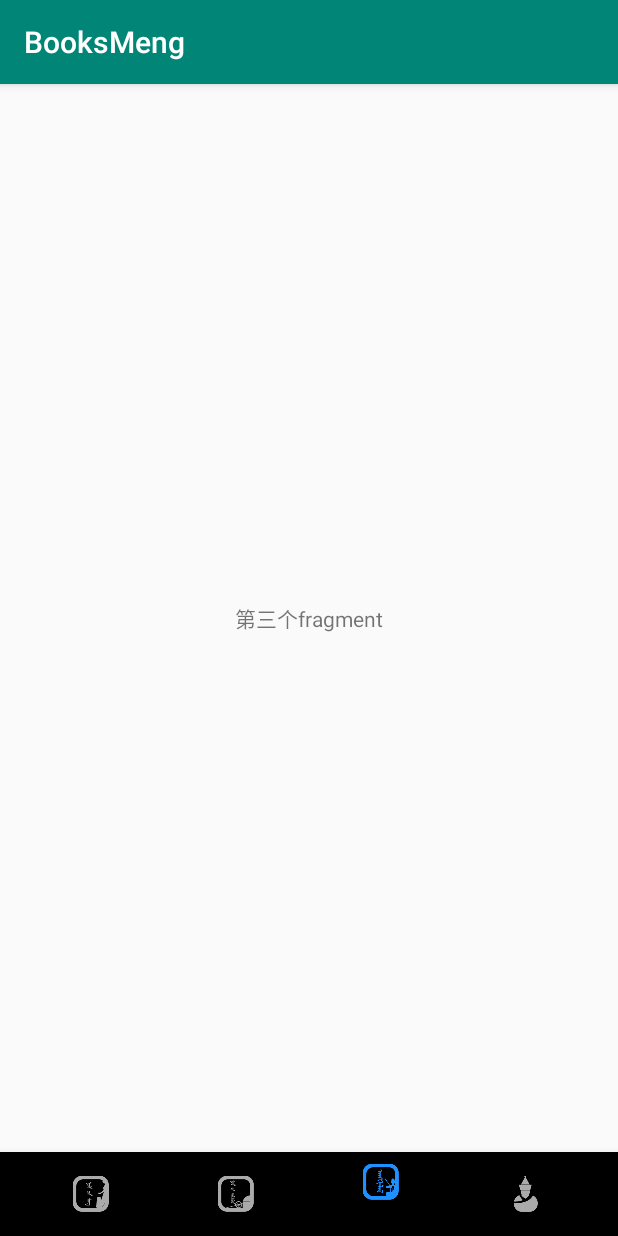
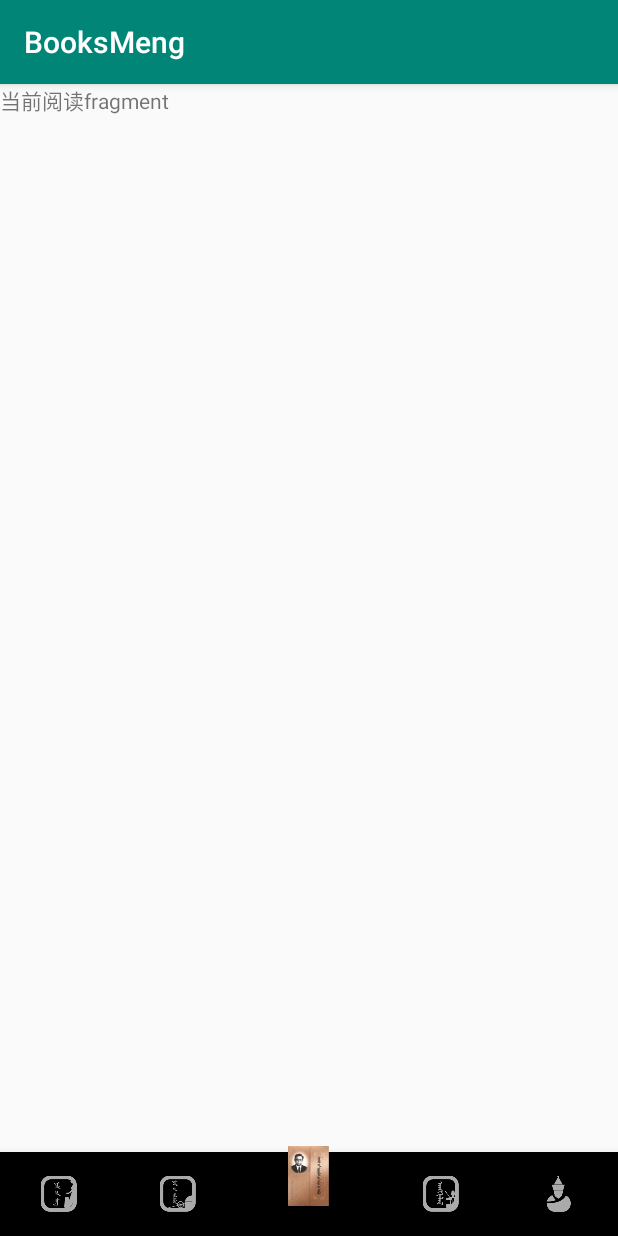
Before and after one commit to cosmoszz/BooksMeng, an Android app: the screen it shows after launch (BottomNavigationActivty), item 3 of the bottom bar chosen, on a phone screen of 412 x 824 dp. Run offline under Robolectric (Android 15) with nearby library versions, the phone set to English and light mode, and no system bars; our stand-ins replace ButterKnife; plain views replace PercentRelativeLayout.

Commit message:
中间凸起的完成

```diff
--- a/app/src/main/java/com/example/administrator/booksmeng/MainActivity.java
+++ b/app/src/main/java/com/example/administrator/booksmeng/MainActivity.java
@@ -3,6 +3,8 @@ package com.example.administrator.booksmeng;
 import android.content.Intent;
 import android.support.v7.app.AppCompatActivity;
 import android.os.Bundle;
+import android.view.View;
+
 
 import menu.BottomNavigationActivty;
 
@@ -14,8 +16,9 @@ public class MainActivity extends AppCompatActivity {
         setContentView(R.layout.activity_main);
         // add by  zhaozhen 20190330  启动其他页面
         Intent intent=new Intent();
-        intent.setClass(MainActivity.this,BottomNavigationActivty.class);
+        intent.setClass(MainActivity.this, BottomNavigationActivty.class);
         startActivity(intent);
 
     }
+
 }
--- a/app/src/main/java/menu/BottomNavigationActivty.java
+++ b/app/src/main/java/menu/BottomNavigationActivty.java
@@ -5,14 +5,21 @@ import android.content.Context;
 import android.os.Bundle;
 import android.support.annotation.NonNull;
 import android.support.annotation.Nullable;
+import android.support.design.internal.BottomNavigationItemView;
 import android.support.design.widget.BottomNavigationView;
 import android.support.v4.app.Fragment;
+import android.support.v4.app.FragmentTransaction;
 import android.support.v4.view.ViewPager;
 import android.support.v7.app.AppCompatActivity;
 import android.util.AttributeSet;
+import android.util.Log;
+import android.view.Menu;
 import android.view.MenuItem;
 import android.view.MotionEvent;
 import android.view.View;
+import android.widget.ImageView;
+import android.widget.TextView;
+import android.widget.Toast;
 
 import com.example.administrator.booksmeng.R;
 
@@ -21,11 +28,12 @@ import java.util.List;
 
 import butterknife.BindView;
 import butterknife.ButterKnife;
+import butterknife.OnClick;
 import butterknife.Unbinder;
 
 public class BottomNavigationActivty extends AppCompatActivity
         implements BottomNavigationView.OnNavigationItemSelectedListener,
-        ViewPager.OnPageChangeListener,ViewPager.OnTouchListener {
+        ViewPager.OnPageChangeListener,ViewPager.OnTouchListener ,ViewPager.OnClickListener {
 
     @BindView(R.id.widgetNavigationView)
     BottomNavigationView bottomNavigationView;
@@ -33,12 +41,18 @@ public class BottomNavigationActivty extends AppCompatActivity
     @BindView(R.id.viewPager)
     ViewPager viewPager;
 
+    @BindView(R.id.ma_iv_index)
+    ImageView imageView;
+
     Fragment_classify fragment_classify;
     Fragment_home fragment_home;
     Fragment_library fragment_library;
     Fragment_store fragment_store;
+    Fragment_current fragment_current;
 
     List<Fragment> fragmentList;
+    private Fragment fragment_now = null;
+    private int pos=-1;
 
     Unbinder unbinder;
 
@@ -52,6 +66,10 @@ public class BottomNavigationActivty extends AppCompatActivity
         setContentView(R.layout.main);
         unbinder=ButterKnife.bind(this);
         this.init();
+
+        imageView=this.findViewById(R.id.ma_iv_index);
+        imageView.setOnClickListener(this);
+
     }
 
     @SuppressLint("NewApi")
@@ -62,6 +80,8 @@ public class BottomNavigationActivty extends AppCompatActivity
         fragment_home=new Fragment_home();
         fragment_library=new Fragment_library();
         fragment_store=new Fragment_store();
+        fragment_current=new Fragment_current();
+
         if(!fragmentList.contains(fragment_classify))
         {
             fragmentList.add(fragment_classify);
@@ -70,6 +90,7 @@ public class BottomNavigationActivty extends AppCompatActivity
         {
             fragmentList.add(fragment_home);
         }
+
         if(!fragmentList.contains(fragment_library))
         {
             fragmentList.add(fragment_library);
@@ -78,6 +99,13 @@ public class BottomNavigationActivty extends AppCompatActivity
         {
             fragmentList.add(fragment_store);
         }
+        if(!fragmentList.contains(fragment_current))
+        {
+            fragmentList.add(fragment_current);
+        }
+
+        //imageview
+         //imageView.setOnClickListener((View.OnClickListener) this);
 
         //为界面layout 添加监听
         bottomNavigationView.setOnNavigationItemSelectedListener(this);
@@ -88,12 +116,14 @@ public class BottomNavigationActivty extends AppCompatActivity
 
         bottomNavigationAdapter=new BottomNavigationAdapter(getSupportFragmentManager(),fragmentList);
         viewPager.setAdapter(bottomNavigationAdapter);
-        viewPager.addOnPageChangeListener(this);
+        viewPager.addOnPageChangeListener((ViewPager.OnPageChangeListener)this);
 
 
         // 如果想禁止滑动，可以把下面的代码取消注释
 //        viewPager.setOnTouchListener(this);
     }
+
+
 
     @Override
     protected void onDestroy() {
@@ -107,15 +137,25 @@ public class BottomNavigationActivty extends AppCompatActivity
         switch (menuItem.getItemId()){
             case  R.id.item_1:
                 viewPager.setCurrentItem(0);
+                pos=0;
                 break;
             case  R.id.item_2:
                 viewPager.setCurrentItem(1);
+                pos=1;
                 break;
             case  R.id.item_3:
                 viewPager.setCurrentItem(2);
+                pos=2;
                 break;
             case  R.id.item_4:
                 viewPager.setCurrentItem(3);
+                pos=3;
+                break;
+            case R.id.ma_iv_index:
+            case R.id.item_mid:
+                viewPager.setCurrentItem(4);
+                //bottomNavigationView.getMenu().getItem(pos).setChecked(false);
+                //return false;
                 break;
         }
         return true;
@@ -128,6 +168,7 @@ public class BottomNavigationActivty extends AppCompatActivity
 
     @Override
     public void onPageSelected(int position) {
+        Log.i("onPageSelected",String.valueOf(position));
         bottomNavigationView.getMenu().getItem(position).setChecked(true);
     }
 
@@ -151,4 +192,23 @@ public class BottomNavigationActivty extends AppCompatActivity
     public boolean onTouch(View v, MotionEvent event) {
         return false;
     }
+
+
+    /**
+     * Called when a view has been clicked.
+     *
+     * @param v The view that was clicked.
+     */
+
+    @Override
+    public void onClick(View v) {
+        Toast.makeText(BottomNavigationActivty.this,"centent",Toast.LENGTH_LONG);
+
+
+        viewPager.setCurrentItem(4);
+        bottomNavigationView.getMenu().getItem(2).setChecked(true);
+
+        Log.d("click","centent");
+        Log.d("pos",String.valueOf(pos));
+    }
 }
--- /dev/null
+++ b/app/src/main/java/menu/Fragment_current.java
@@ -0,0 +1,45 @@
+package menu;
+
+import android.os.Bundle;
+import android.support.annotation.NonNull;
+import android.support.annotation.Nullable;
+import android.support.v4.app.Fragment;
+import android.support.v4.app.FragmentTransaction;
+import android.view.LayoutInflater;
+import android.view.View;
+import android.view.ViewGroup;
+
+import com.example.administrator.booksmeng.R;
+
+import butterknife.OnClick;
+
+public class Fragment_current extends Fragment {
+
+    public Fragment_current()
+    {
+
+    }
+
+    public static Fragment_current newInstance()
+    {
+        Fragment_current fragment_current=new Fragment_current();
+        return  fragment_current;
+    }
+    @Nullable
+    @Override
+    public View onCreateView(@NonNull LayoutInflater inflater, @Nullable ViewGroup container, @Nullable Bundle savedInstanceState) {
+        //return super.onCreateView(inflater, container, savedInstanceState);
+        return  inflater.inflate(R.layout.fragment_current,container,false);
+    }
+
+    @Override
+    public void onCreate(@Nullable Bundle savedInstanceState) {
+        super.onCreate(savedInstanceState);
+    }
+
+
+
+
+
+
+}
--- /dev/null
+++ b/app/src/main/res/layout/fragment_current.xml
@@ -0,0 +1,12 @@
+<?xml version="1.0" encoding="utf-8"?>
+<android.support.constraint.ConstraintLayout
+    xmlns:android="http://schemas.android.com/apk/res/android" android:layout_width="match_parent"
+    android:layout_height="match_parent">
+
+    <TextView
+        android:layout_width="wrap_content"
+        android:layout_height="wrap_content"
+        android:text="当前阅读fragment"
+        android:layout_gravity="center"/>
+
+</android.support.constraint.ConstraintLayout>
--- a/app/src/main/res/layout/main.xml
+++ b/app/src/main/res/layout/main.xml
@@ -23,4 +23,54 @@
 
     </android.support.design.widget.BottomNavigationView>
 
+    <LinearLayout
+    android:layout_width="80dp"
+    android:layout_height="40dp"
+    android:layout_above="@+id/widgetNavigationView"
+    android:layout_centerHorizontal="true"
+    android:layout_marginBottom="-5dp"
+
+    android:elevation="8dp" />
+
+    <ImageView
+    android:id="@+id/ma_iv_index"
+    android:layout_width="40dp"
+    android:layout_height="40dp"
+    android:clickable="true"
+    android:layout_alignParentBottom="true"
+    android:layout_centerHorizontal="true"
+    android:layout_marginBottom="20dp"
+    android:elevation="8dp"
+    android:layout_weight="1"
+    android:scaleType="centerInside"
+    android:src="@drawable/current" />
+
 </android.support.percent.PercentRelativeLayout>
+
+<!--<FrameLayout-->
+<!--android:id="@+id/ma_frame_layout"-->
+<!--android:layout_width="match_parent"-->
+<!--android:layout_height="match_parent"-->
+<!--android:layout_above="@id/widgetNavigationView"-->
+<!--android:background="@color/white" />-->
+<!--<LinearLayout-->
+<!--android:layout_width="80dp"-->
+<!--android:layout_height="40dp"-->
+<!--android:layout_above="@+id/widgetNavigationView"-->
+<!--android:layout_centerHorizontal="true"-->
+<!--android:layout_marginBottom="-5dp"-->
+
+<!--android:elevation="8dp" />-->
+
+<!--<ImageView-->
+<!--android:id="@+id/ma_iv_index"-->
+<!--android:layout_width="40dp"-->
+<!--android:layout_height="40dp"-->
+<!--android:clickable="true"-->
+<!--android:layout_alignParentBottom="true"-->
+<!--android:layout_centerHorizontal="true"-->
+<!--android:layout_marginBottom="20dp"-->
+<!--android:elevation="8dp"-->
+<!--android:layout_weight="1"-->
+<!--android:scaleType="centerInside"-->
+<!--android:src="@drawable/current" />-->
--- a/app/src/main/res/menu/menu_bottom_navigation.xml
+++ b/app/src/main/res/menu/menu_bottom_navigation.xml
@@ -16,6 +16,12 @@
       />
 
     <item
+        android:id="@+id/item_mid"
+        android:icon="@null"
+        android:title=""
+        />
+
+    <item
         android:id="@+id/item_3"
         android:icon="@drawable/ic_classify"
         android:title=""
--- /dev/null
+++ b/app/src/main/res/values/dimens.xml
@@ -0,0 +1,6 @@
+<?xml version="1.0" encoding="utf-8"?>
+<resources>
+    <dimen name="design_bottom_navigation_active_text_size">0sp</dimen>
+    <dimen name="design_bottom_navigation_text_size">0sp</dimen>
+    <dimen name="design_bottom_navigation_margin">16dp</dimen>
+</resources>
```
Also changed, not shown: app/src/main/res/drawable/round_circle_white.xml (added, +28 -0 lines), app/src/main/res/drawable-hdpi/current.png (renamed from app/src/main/res/drawable-hdpi/dangqianyuedu.png), app/src/main/res/drawable-mdpi/current.png (renamed from app/src/main/res/drawable-mdpi/dangqianyuedu.png), app/src/main/res/drawable-xhdpi/current.png (renamed from app/src/main/res/drawable-xhdpi/dangqianyuedu.png), app/src/main/res/drawable-xxhdpi/current.png (renamed from app/src/main/res/drawable-xxhdpi/dangqianyuedu.png), app/src/main/res/drawable-xxxhdpi/current.png (renamed from app/src/main/res/drawable-xxxhdpi/dangqianyuedu.png), 3 other files.
